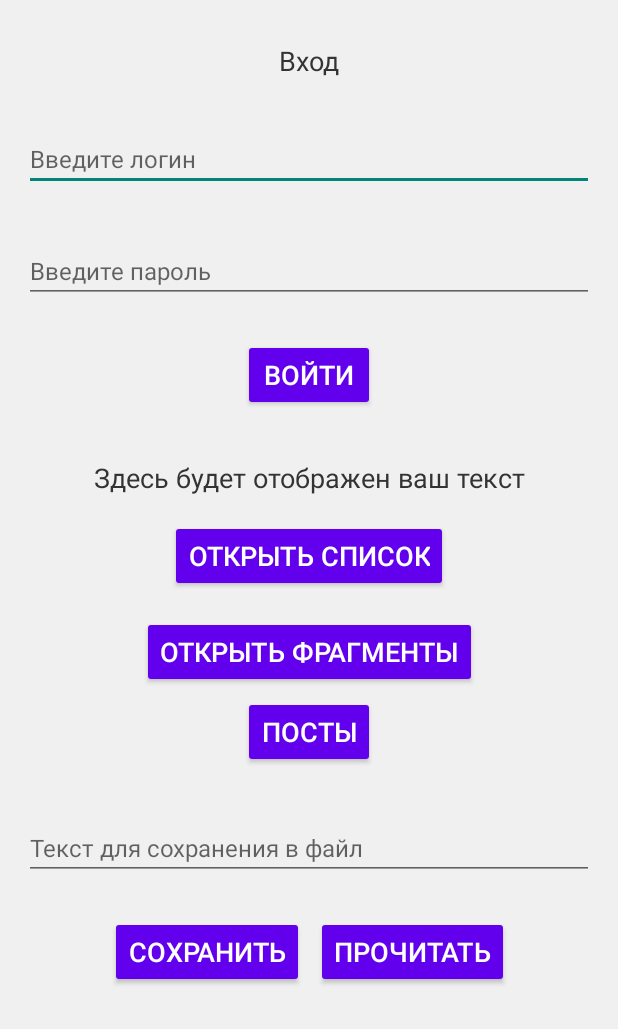
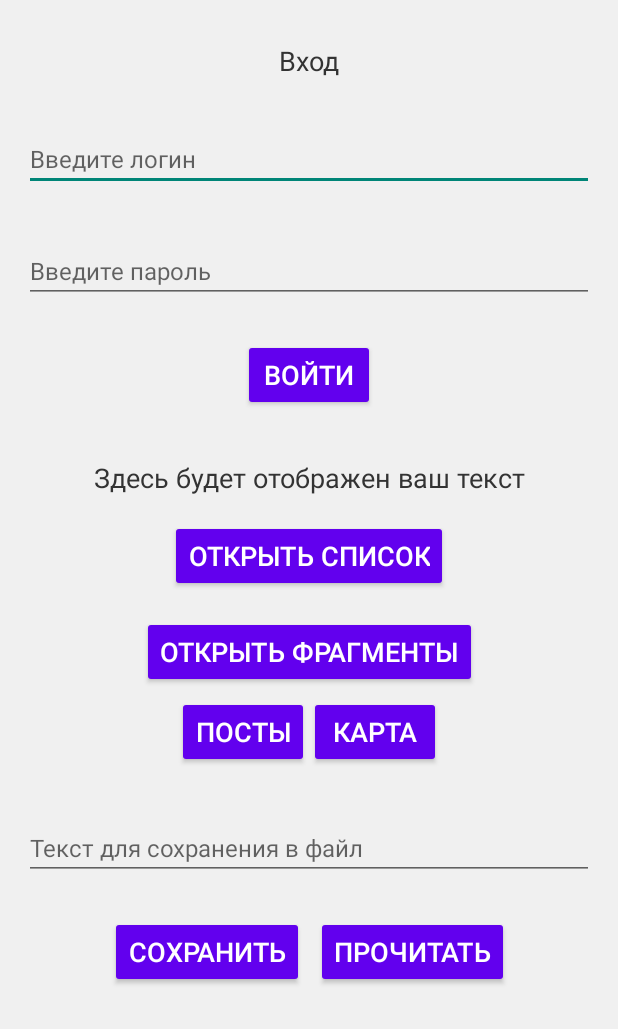
Before and after one commit to TamponN/AndrroidDevelopment_Plotnikov_IT41, an Android app built with Jetpack Compose: the screen it shows after launch (MainActivity), on a phone screen of 412 x 824 dp, the part 207-1236 px from its top. Run offline under Robolectric (Android 15) with nearby library versions, the phone set to English and light mode, and no system bars; libraries missing offline, so code that uses them is left out: org.osmdroid.config; pictures from the network do not load; 1 statement that could not run was skipped.

Commit message:
lab15-16 and some fixes

```diff
--- a/app/src/main/java/com/example/app/MainActivity.kt
+++ b/app/src/main/java/com/example/app/MainActivity.kt
@@ -39,6 +39,11 @@ import retrofit2.Call
 import retrofit2.Callback
 import retrofit2.Response
 
+// импорты для карт
+import org.osmdroid.config.Configuration
+import android.preference.PreferenceManager
+import androidx.sqlite.db.SupportSQLiteOpenHelper
+
 class MainActivity : AppCompatActivity() { // меняем наследованный класс на AppCompatActivity
 
     // Объявляем TAG для логирования
@@ -58,6 +63,7 @@ class MainActivity : AppCompatActivity() { // меняем наследован
     private lateinit var _buttonClearNotes: Button
     private lateinit var _dbHelper: DBHelper
     private lateinit var _buttonOpenNetwork: Button
+    private lateinit var _buttonOpenMap: Button
 
     // константа для сохранения имени файла
     private val _fileName = "internal_file_name.txt"
@@ -73,6 +79,11 @@ class MainActivity : AppCompatActivity() { // меняем наследован
         super.onCreate(savedInstanceState)
         enableEdgeToEdge() // включение отображения под системными элементами
         // Ставим свой макет в качестве основного
+
+        Configuration.getInstance().load(
+            applicationContext,
+            PreferenceManager.getDefaultSharedPreferences(applicationContext)
+        )
         setContentView(R.layout.activity_main)
 
         // Лог вызова метода onCreate
@@ -94,6 +105,7 @@ class MainActivity : AppCompatActivity() { // меняем наследован
         _buttonReadNotes = findViewById(R.id.buttonReadNotes)
         _buttonClearNotes = findViewById(R.id.buttonClearNotes)
         _buttonOpenNetwork = findViewById(R.id.buttonOpenNetwork)
+        _buttonOpenMap = findViewById(R.id.buttonOpenMap)
 
         // Регистрация View для контекстного меню для текста на главной странице
         registerForContextMenu(_textViewDisplay)
@@ -232,6 +244,11 @@ class MainActivity : AppCompatActivity() { // меняем наследован
             startActivity(intent)
         }
 
+        _buttonOpenMap.setOnClickListener {
+            val intent = Intent(this, MapActivity::class.java)
+            startActivity(intent)
+        }
+
         // грузим тему из настроек
         loadAndApplyTheme()
 
@@ -341,6 +358,7 @@ class MainActivity : AppCompatActivity() { // меняем наследован
         buttonCancel.setOnClickListener {
             dialog.dismiss()
         }
+
 
         dialog.show()
     }
--- a/app/src/main/res/layout/activity_main.xml
+++ b/app/src/main/res/layout/activity_main.xml
@@ -147,6 +147,16 @@
             app:layout_constraintEnd_toEndOf="parent"
             android:layout_marginTop="@dimen/element_spacing_small"/>
 
+        <LinearLayout
+            android:id="@+id/posts_map_buttons_layout"
+            android:layout_width="wrap_content"
+            android:layout_height="wrap_content"
+            android:orientation="horizontal"
+            app:layout_constraintTop_toBottomOf="@id/buttonOpenFragments"
+            app:layout_constraintStart_toStartOf="parent"
+            app:layout_constraintEnd_toEndOf="parent"
+            android:layout_marginTop="0dp">
+
             <Button
                 android:id="@+id/buttonOpenNetwork"
                 android:text="@string/button_start_network_activity"
@@ -156,6 +166,17 @@
                 app:layout_constraintEnd_toEndOf="parent"
                 android:layout_marginTop="5dp"/>
 
+            <Button
+                android:id="@+id/buttonOpenMap"
+                android:text="@string/button_start_map_activity"
+                style="@style/Widget.App.Button"
+                app:layout_constraintTop_toBottomOf="@+id/buttonOpenNetwork"
+                app:layout_constraintStart_toStartOf="parent"
+                app:layout_constraintEnd_toEndOf="parent"
+                android:layout_marginTop="5dp"/>
+
+        </LinearLayout>
+
         <!-- Область для работы с внутренним хранилищем -->
         <EditText
             android:id="@+id/editTextFileContent"
@@ -164,7 +185,7 @@
             android:hint="@string/label_file_content_hint"
             app:layout_constraintEnd_toEndOf="parent"
             app:layout_constraintStart_toStartOf="parent"
-            app:layout_constraintTop_toBottomOf="@id/buttonOpenNetwork" />
+            app:layout_constraintTop_toBottomOf="@id/posts_map_buttons_layout" />
 
         <LinearLayout
             android:id="@+id/file_buttons_layout"
@@ -193,7 +214,6 @@
         </LinearLayout>
 
         <!-- Область для работы с базой данных -->
-
         <LinearLayout
             android:id="@+id/db_buttons_layout"
             android:layout_width="wrap_content"
@@ -202,7 +222,7 @@
             app:layout_constraintTop_toBottomOf="@id/file_buttons_layout"
             app:layout_constraintStart_toStartOf="parent"
             app:layout_constraintEnd_toEndOf="parent"
-            android:layout_marginTop="16dp">
+            android:layout_marginTop="2dp">
 
             <Button
                 android:id="@+id/buttonAddNote"
--- a/app/src/main/res/layout/fragment_list.xml
+++ b/app/src/main/res/layout/fragment_list.xml
@@ -12,7 +12,8 @@
         android:text="@string/label_el_list"
         android:textSize="@dimen/text_size_default"
         android:textStyle="bold"
-        android:layout_marginBottom="16dp"/>
+        android:layout_marginBottom="16dp"
+        android:layout_marginTop="65dp" />
 
     <Button
         android:id="@+id/buttonItem1"
--- a/app/src/main/res/values/strings.xml
+++ b/app/src/main/res/values/strings.xml
@@ -46,6 +46,7 @@
     <string name="label_title_for_post">Заголовок</string>
     <string name="label_body_for_post">Тело поста</string>
     <string name="button_start_network_activity">Посты</string>
+    <string name="button_start_map_activity">Карта</string>
 
 
 </resources>
```
Also changed, not shown: app/build.gradle.kts (+8 -4 lines), app/src/main/AndroidManifest.xml (+8 -0 lines), app/src/main/java/com/example/app/MapActivity.kt (added, +97 -0 lines), app/src/main/res/layout/map_activity.xml (added, +12 -0 lines), gradle/libs.versions.toml (+12 -0 lines), 1 other file. Lines whose indentation alone changed are shown as unchanged.
